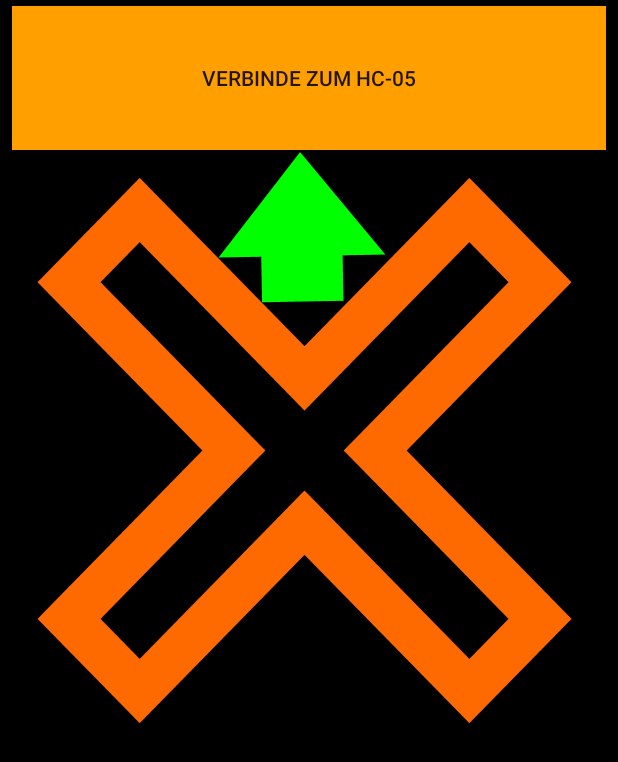
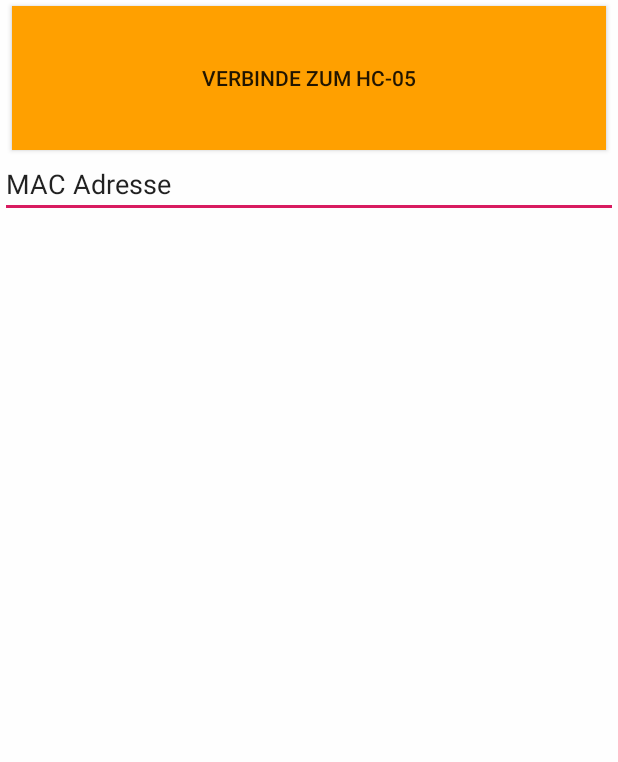
Before and after one commit to LEDTisch/Bluetooth-Control, an Android app: the screen it shows after launch (ConnectionActivity), on a phone screen of 412 x 824 dp. Shown: the top 762 px of the screen. Run offline under Robolectric (Android 15) with nearby library versions, the phone set to English and light mode, and no system bars.

Commit message:
Eintragen der Mac adresse

```diff
--- a/app/src/main/java/com/pack/bluetoothtest/ConnectionActivity.java
+++ b/app/src/main/java/com/pack/bluetoothtest/ConnectionActivity.java
@@ -2,11 +2,14 @@ package com.pack.bluetoothtest;
 
 import androidx.appcompat.app.AppCompatActivity;
 
+import android.content.Context;
 import android.content.Intent;
+import android.content.SharedPreferences;
 import android.media.MediaPlayer;
 import android.os.Bundle;
 import android.view.View;
 import android.widget.Button;
+import android.widget.EditText;
 
 public class ConnectionActivity extends AppCompatActivity {
 
@@ -16,9 +19,20 @@ public class ConnectionActivity extends AppCompatActivity {
         setContentView(R.layout.activity_connection);
 
         final Button connect_btn;
+        final EditText editText;
 
         connect_btn=(Button)  findViewById(R.id.bluetooth_connect_btn);
+        editText = findViewById(R.id.editText);
 
+        SharedPreferences sharedPref = this.getPreferences(Context.MODE_PRIVATE);
+        final SharedPreferences.Editor editor = sharedPref.edit();
+
+
+    if(sharedPref.getString("mac", "")!="") {
+
+        editText.setText(sharedPref.getString("mac", ""));
+
+    }
 
         connect_btn.setOnClickListener(new View.OnClickListener() {
             @Override
@@ -27,9 +41,12 @@ public class ConnectionActivity extends AppCompatActivity {
                     @Override
                     public void onClick(View v) {
 
-                        if(ConnectionManager.BTinit())
+                        editor.putString("mac", editText.getText().toString());
+                        editor.commit();
+
+                        if(ConnectionManager.BTinit(editText.getText().toString()))
                         {
-                            ConnectionManager.BTconnect();
+                            ConnectionManager.BTconnect(editText.getText().toString());
 
                         }
                         startActivity(new Intent(ConnectionActivity.this,MainActivity.class));
--- a/app/src/main/java/com/pack/bluetoothtest/ConnectionManager.java
+++ b/app/src/main/java/com/pack/bluetoothtest/ConnectionManager.java
@@ -29,7 +29,7 @@ public class ConnectionManager {
     }
 
 
-    public static boolean BTinit()
+    public static boolean BTinit(String s)
     {
         boolean found = false;
 
@@ -63,7 +63,7 @@ public class ConnectionManager {
         {
             for(BluetoothDevice iterator : bondedDevices)
             {
-                if(iterator.getAddress().equals(DEVICE_ADDRESS))
+                if(iterator.getAddress().equals(s))
                 {
                     device = iterator;
                     found = true;
@@ -77,7 +77,7 @@ public class ConnectionManager {
 
 
 
-    public static boolean BTconnect()
+    public static boolean BTconnect(String s)
     {
         boolean connected = true;
 
--- a/app/src/main/res/layout/activity_connection.xml
+++ b/app/src/main/res/layout/activity_connection.xml
@@ -1,9 +1,10 @@
 <?xml version="1.0" encoding="utf-8"?>
 <LinearLayout xmlns:android="http://schemas.android.com/apk/res/android"
     xmlns:app="http://schemas.android.com/apk/res-auto"
+    xmlns:tools="http://schemas.android.com/tools"
     android:layout_width="match_parent"
     android:layout_height="match_parent"
-    android:background="#000000"
+    android:background="#D8FFFFFF"
     android:orientation="vertical">
 
     <Button
@@ -26,9 +27,12 @@
         app:layout_constraintStart_toStartOf="parent"
         app:layout_constraintTop_toTopOf="parent" />
 
-    <ImageView
-        android:id="@+id/imageView"
+    <EditText
+        android:id="@+id/editText"
         android:layout_width="match_parent"
         android:layout_height="wrap_content"
-        app:srcCompat="@mipmap/hh" />
+        android:ems="10"
+        android:inputType="textPersonName"
+        android:text="MAC Adresse"
+        tools:text="MAC Adresse" />
 </LinearLayout>
```
